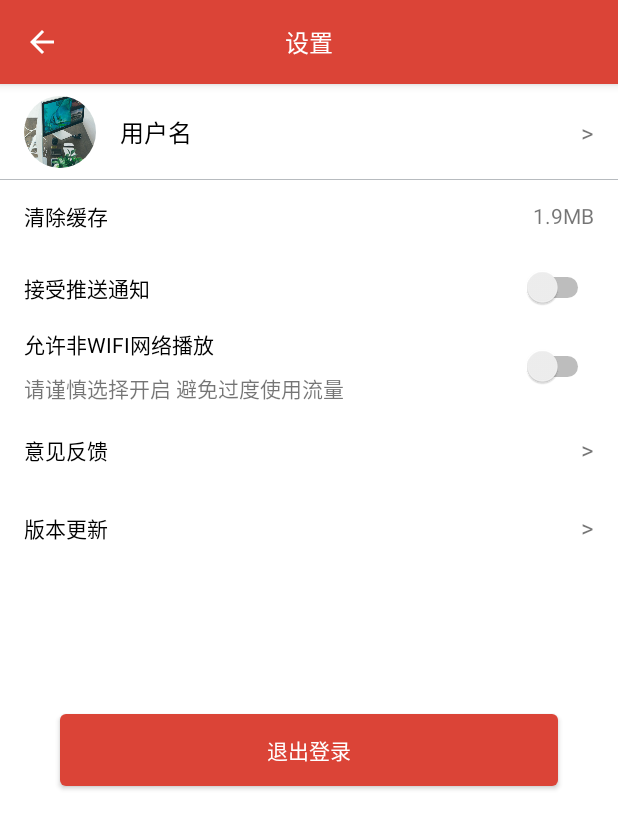
After one commit to FoxNickel/EnterpriseLearning, an Android app: the SettingsActivity screen opened directly, with no data from a screen before it, on a phone screen of 412 x 824 dp. The commit adds this screen. Shown: the top 829 px of the screen. Run offline under Robolectric (Android 15) with nearby library versions, the phone set to English and light mode, and no system bars; our stand-ins replace CircleImageView.

Commit message:
设置界面完成

```diff
--- a/app/build.gradle
+++ b/app/build.gradle
@@ -42,5 +42,6 @@ dependencies {
     compile 'com.ashokvarma.android:bottom-navigation-bar:2.0.1'
     compile 'cn.bingoogolapple:bga-banner:2.1.7'
     compile 'de.hdodenhof:circleimageview:2.1.0'
+    compile 'com.android.support:support-vector-drawable:25.3.1'
     testCompile 'junit:junit:4.12'
 }
--- a/app/src/main/AndroidManifest.xml
+++ b/app/src/main/AndroidManifest.xml
@@ -53,6 +53,10 @@
         </activity>
         <activity android:name=".NoteActivity">
         </activity>
+        <activity
+            android:name=".SettingsActivity"
+            android:theme="@style/SettingTheme">
+        </activity>
     </application>
 
 </manifest>
--- /dev/null
+++ b/app/src/main/java/cn/foxnickel/enterpriselearning/SettingsActivity.java
@@ -0,0 +1,36 @@
+package cn.foxnickel.enterpriselearning;
+
+import android.os.Bundle;
+import android.support.v7.app.ActionBar;
+import android.support.v7.app.AppCompatActivity;
+import android.support.v7.widget.Toolbar;
+import android.view.View;
+
+public class SettingsActivity extends AppCompatActivity {
+
+    private Toolbar mToolbar;
+
+    @Override
+    protected void onCreate(Bundle savedInstanceState) {
+        super.onCreate(savedInstanceState);
+        setContentView(R.layout.activity_settings);
+
+        initView();
+    }
+
+    private void initView() {
+
+        mToolbar = (Toolbar) findViewById(R.id.toolbar);
+        setSupportActionBar(mToolbar);
+        ActionBar actionBar = getSupportActionBar();
+        actionBar.setDisplayHomeAsUpEnabled(true);
+        actionBar.setDisplayShowTitleEnabled(false);
+        mToolbar.setNavigationOnClickListener(new View.OnClickListener() {
+            @Override
+            public void onClick(View v) {
+                finish();
+            }
+        });
+
+    }
+}
--- a/app/src/main/java/cn/foxnickel/enterpriselearning/fragment/ProfileFragment.java
+++ b/app/src/main/java/cn/foxnickel/enterpriselearning/fragment/ProfileFragment.java
@@ -1,6 +1,7 @@
 package cn.foxnickel.enterpriselearning.fragment;
 
 
+import android.content.Intent;
 import android.os.Bundle;
 import android.support.v4.app.Fragment;
 import android.view.LayoutInflater;
@@ -8,13 +9,15 @@ import android.view.View;
 import android.view.ViewGroup;
 
 import cn.foxnickel.enterpriselearning.R;
+import cn.foxnickel.enterpriselearning.SettingsActivity;
 
 /**
  * A simple {@link Fragment} subclass.
  */
-public class ProfileFragment extends Fragment {
+public class ProfileFragment extends Fragment implements View.OnClickListener {
 
     private View mRootView;
+    private View mSettingView;
 
     public ProfileFragment() {
         // Required empty public constructor
@@ -29,7 +32,21 @@ public class ProfileFragment extends Fragment {
     public View onCreateView(LayoutInflater inflater, ViewGroup container,
                              Bundle savedInstanceState) {
         mRootView = inflater.inflate(R.layout.fragment_profile, container, false);
+        initView();
         return mRootView;
     }
 
+    private void initView() {
+        mSettingView = mRootView.findViewById(R.id.layout_setting);
+        mSettingView.setOnClickListener(this);
+    }
+
+    @Override
+    public void onClick(View v) {
+        switch (v.getId()) {
+            case R.id.layout_setting:
+                startActivity(new Intent(getContext(), SettingsActivity.class));
+                break;
+        }
+    }
 }
--- /dev/null
+++ b/app/src/main/res/drawable-mdpi-v21/ripple_white_gray_border.xml
@@ -0,0 +1,5 @@
+<?xml version="1.0" encoding="utf-8"?>
+<ripple xmlns:android="http://schemas.android.com/apk/res/android"
+        android:color="@android:color/darker_gray">
+    <item android:drawable="@drawable/shape_reactangle_white"/>
+</ripple>
--- /dev/null
+++ b/app/src/main/res/drawable-mdpi/ripple_white_gray_border.xml
@@ -0,0 +1,5 @@
+<?xml version="1.0" encoding="utf-8"?>
+<ripple xmlns:android="http://schemas.android.com/apk/res/android"
+        android:color="@android:color/darker_gray">
+    <item android:drawable="@drawable/shape_reactangle_white"/>
+</ripple>
--- /dev/null
+++ b/app/src/main/res/drawable-mdpi/shape_reactangle_white.xml
@@ -0,0 +1,9 @@
+<?xml version="1.0" encoding="utf-8"?>
+<shape xmlns:android="http://schemas.android.com/apk/res/android"
+       android:shape="rectangle">
+    <solid android:color="@android:color/white"/>
+    <stroke
+        android:color="@color/gray"
+        android:width="0.5dp"/>
+    <corners android:radius="4dp"/>
+</shape>
--- /dev/null
+++ b/app/src/main/res/drawable-v21/ripple_white.xml
@@ -0,0 +1,5 @@
+<?xml version="1.0" encoding="utf-8"?>
+<ripple xmlns:android="http://schemas.android.com/apk/res/android"
+        android:color="@android:color/darker_gray">
+    <item android:drawable="@android:color/white"/>
+</ripple>
--- /dev/null
+++ b/app/src/main/res/layout/activity_settings.xml
@@ -0,0 +1,247 @@
+<?xml version="1.0" encoding="utf-8"?>
+<LinearLayout
+    xmlns:android="http://schemas.android.com/apk/res/android"
+    xmlns:app="http://schemas.android.com/apk/res-auto"
+    xmlns:tools="http://schemas.android.com/tools"
+    android:layout_width="match_parent"
+    android:layout_height="match_parent"
+    android:background="@android:color/white"
+    android:orientation="vertical"
+    tools:context="cn.foxnickel.enterpriselearning.SettingsActivity">
+
+    <android.support.design.widget.AppBarLayout
+        android:id="@+id/appBarLayout"
+        android:layout_width="match_parent"
+        android:layout_height="wrap_content"
+        app:layout_constraintLeft_toLeftOf="parent"
+        app:layout_constraintRight_toRightOf="parent"
+        app:layout_constraintTop_toTopOf="parent">
+
+        <android.support.v7.widget.Toolbar
+            android:id="@+id/toolbar"
+            android:layout_width="match_parent"
+            android:layout_height="?attr/actionBarSize"
+            android:background="@color/colorPrimary"
+            app:popupTheme="@style/ThemeOverlay.AppCompat.Light"
+            app:theme="@style/ThemeOverlay.AppCompat.Dark.ActionBar">
+
+            <TextView
+                android:layout_width="wrap_content"
+                android:layout_height="wrap_content"
+                android:layout_gravity="center"
+                android:text="@string/setting"
+                android:textColor="@android:color/white"
+                android:textSize="16sp"/>
+        </android.support.v7.widget.Toolbar>
+    </android.support.design.widget.AppBarLayout>
+
+    <android.support.constraint.ConstraintLayout
+        android:layout_width="match_parent"
+        android:layout_height="64dp"
+        tools:layout_editor_absoluteX="8dp"
+        tools:layout_editor_absoluteY="0dp">
+
+        <TextView
+            android:id="@+id/textView7"
+            android:layout_width="wrap_content"
+            android:layout_height="wrap_content"
+            android:layout_marginRight="16dp"
+            android:text="@string/arrow"
+            android:textSize="16sp"
+            app:layout_constraintBottom_toBottomOf="parent"
+            app:layout_constraintRight_toRightOf="parent"
+            app:layout_constraintTop_toTopOf="parent"
+            android:layout_marginEnd="16dp"/>
+
+        <TextView
+            android:id="@+id/tv_username"
+            android:layout_width="wrap_content"
+            android:layout_height="wrap_content"
+            android:layout_marginLeft="16dp"
+            android:text="用户名"
+            android:textColor="@android:color/black"
+            android:textSize="16sp"
+            app:layout_constraintBottom_toBottomOf="parent"
+            app:layout_constraintLeft_toRightOf="@+id/circleImageView2"
+            app:layout_constraintTop_toTopOf="parent"
+            android:layout_marginStart="16dp"/>
+
+        <de.hdodenhof.circleimageview.CircleImageView
+            android:id="@+id/circleImageView2"
+            android:layout_width="48dp"
+            android:layout_height="48dp"
+            android:layout_marginLeft="16dp"
+            android:src="@drawable/login_bg2"
+            app:layout_constraintBottom_toBottomOf="parent"
+            app:layout_constraintLeft_toLeftOf="parent"
+            app:layout_constraintTop_toTopOf="parent"
+            android:layout_marginStart="16dp"/>
+
+        <View
+            android:layout_width="0dp"
+            android:layout_height="0.3dp"
+            android:background="@color/gray"
+            app:layout_constraintBottom_toBottomOf="parent"
+            app:layout_constraintLeft_toLeftOf="parent"
+            app:layout_constraintRight_toRightOf="parent"/>
+
+    </android.support.constraint.ConstraintLayout>
+
+    <LinearLayout
+        android:layout_width="match_parent"
+        android:layout_height="48dp"
+        android:orientation="horizontal">
+
+        <TextView
+            android:layout_width="wrap_content"
+            android:layout_height="wrap_content"
+            android:layout_gravity="center_vertical"
+            android:layout_marginLeft="16dp"
+            android:layout_marginStart="16dp"
+            android:text="@string/clear_cache"
+            android:textColor="@android:color/black"/>
+
+        <TextView
+            android:layout_width="match_parent"
+            android:layout_height="wrap_content"
+            android:layout_gravity="center_vertical"
+            android:gravity="end"
+            android:paddingRight="16dp"
+            android:paddingEnd="16dp"
+            android:paddingStart="16dp"
+            android:text="1.9MB"/>
+    </LinearLayout>
+
+    <LinearLayout
+        android:layout_width="match_parent"
+        android:layout_height="48dp"
+        android:orientation="horizontal">
+
+        <TextView
+            android:layout_width="wrap_content"
+            android:layout_height="wrap_content"
+            android:layout_gravity="center_vertical"
+            android:layout_marginLeft="16dp"
+            android:layout_marginStart="16dp"
+            android:text="@string/receive_notification"
+            android:textColor="@android:color/black"/>
+
+        <Switch
+            android:layout_width="match_parent"
+            android:layout_height="wrap_content"
+            android:layout_gravity="center_vertical"
+            android:paddingRight="16dp"
+            android:paddingEnd="16dp"
+            android:paddingStart="16dp"/>
+    </LinearLayout>
+
+    <android.support.constraint.ConstraintLayout
+        android:layout_width="match_parent"
+        android:layout_height="56dp"
+        android:orientation="horizontal">
+
+        <TextView
+            android:id="@+id/textView8"
+            android:layout_width="wrap_content"
+            android:layout_height="wrap_content"
+            android:layout_marginLeft="16dp"
+            android:layout_marginStart="16dp"
+            android:layout_marginTop="4dp"
+            android:text="@string/notice"
+            app:layout_constraintLeft_toLeftOf="parent"
+            app:layout_constraintTop_toTopOf="@+id/guideline10"/>
+
+        <TextView
+            android:layout_width="wrap_content"
+            android:layout_height="wrap_content"
+            android:text="@string/wifi"
+            android:textColor="@android:color/black"
+            android:layout_marginBottom="4dp"
+            app:layout_constraintBottom_toTopOf="@+id/guideline10"
+            android:layout_marginLeft="16dp"
+            android:layout_marginStart="16dp"
+            app:layout_constraintLeft_toLeftOf="parent"/>
+
+        <Switch
+            android:layout_width="0dp"
+            android:layout_height="wrap_content"
+            app:layout_constraintTop_toTopOf="parent"
+            android:layout_marginTop="8dp"
+            app:layout_constraintBottom_toBottomOf="parent"
+            android:layout_marginBottom="8dp"
+            android:layout_marginRight="16dp"
+            android:layout_marginEnd="16dp"
+            app:layout_constraintRight_toRightOf="parent"/>
+
+        <android.support.constraint.Guideline
+            android:layout_width="wrap_content"
+            android:layout_height="wrap_content"
+            android:id="@+id/guideline10"
+            android:orientation="horizontal"
+            app:layout_constraintGuide_percent="0.5"/>
+
+    </android.support.constraint.ConstraintLayout>
+
+    <LinearLayout
+        android:layout_width="match_parent"
+        android:layout_height="56dp"
+        android:orientation="horizontal">
+
+        <TextView
+            android:layout_width="wrap_content"
+            android:layout_height="wrap_content"
+            android:layout_gravity="center_vertical"
+            android:layout_marginLeft="16dp"
+            android:layout_marginStart="16dp"
+            android:text="@string/feedback"
+            android:textColor="@android:color/black"/>
+
+        <TextView
+            android:layout_width="match_parent"
+            android:layout_height="wrap_content"
+            android:layout_gravity="center_vertical"
+            android:gravity="end"
+            android:paddingRight="16dp"
+            android:paddingEnd="16dp"
+            android:paddingStart="16dp"
+            android:text="@string/arrow"
+            android:textSize="16sp"/>
+    </LinearLayout>
+
+    <LinearLayout
+        android:layout_width="match_parent"
+        android:layout_height="48dp"
+        android:orientation="horizontal">
+
+        <TextView
+            android:layout_width="wrap_content"
+            android:layout_height="wrap_content"
+            android:layout_gravity="center_vertical"
+            android:layout_marginLeft="16dp"
+            android:layout_marginStart="16dp"
+            android:text="@string/version_update"
+            android:textColor="@android:color/black"/>
+
+        <TextView
+            android:layout_width="match_parent"
+            android:layout_height="wrap_content"
+            android:layout_gravity="center_vertical"
+            android:gravity="end"
+            android:paddingRight="16dp"
+            android:paddingEnd="16dp"
+            android:paddingStart="16dp"
+            android:text="@string/arrow"
+            android:textSize="16sp"/>
+    </LinearLayout>
+
+    <Button
+        android:layout_width="match_parent"
+        android:layout_height="wrap_content"
+        android:text="@string/logout"
+        android:background="@drawable/ripple_button_red"
+        android:textColor="@android:color/white"
+        android:layout_marginTop="100dp"
+        android:layout_marginLeft="40dp"
+        android:layout_marginRight="40dp"/>
+
+</LinearLayout>
--- a/app/src/main/res/layout/fragment_profile.xml
+++ b/app/src/main/res/layout/fragment_profile.xml
@@ -167,7 +167,9 @@
 
             <android.support.constraint.ConstraintLayout
                 android:layout_width="match_parent"
-                android:layout_height="wrap_content">
+                android:layout_height="wrap_content"
+                android:id="@+id/layout_my_task"
+                android:background="@drawable/ripple_white">
 
                 <TextView
                     android:layout_width="wrap_content"
@@ -207,7 +209,9 @@
 
             <android.support.constraint.ConstraintLayout
                 android:layout_width="match_parent"
-                android:layout_height="wrap_content">
+                android:layout_height="wrap_content"
+                android:id="@+id/layout_my_plan"
+                android:background="@drawable/ripple_white">
 
                 <TextView
                     android:layout_width="wrap_content"
@@ -247,7 +251,9 @@
 
             <android.support.constraint.ConstraintLayout
                 android:layout_width="match_parent"
-                android:layout_height="wrap_content">
+                android:layout_height="wrap_content"
+                android:id="@+id/layout_my_training"
+                android:background="@drawable/ripple_white">
 
                 <TextView
                     android:layout_width="wrap_content"
@@ -286,8 +292,10 @@
             </android.support.constraint.ConstraintLayout>
 
             <android.support.constraint.ConstraintLayout
+                android:id="@+id/layout_my_note"
                 android:layout_width="match_parent"
-                android:layout_height="wrap_content">
+                android:layout_height="wrap_content"
+                android:background="@drawable/ripple_white">
 
                 <TextView
                     android:layout_width="wrap_content"
@@ -328,10 +336,11 @@
         </LinearLayout>
 
         <android.support.constraint.ConstraintLayout
+            android:id="@+id/layout_setting"
             android:layout_width="match_parent"
             android:layout_height="wrap_content"
             android:layout_marginTop="8dp"
-            android:background="@android:color/white">
+            android:background="@drawable/ripple_white">
 
             <TextView
                 android:layout_width="wrap_content"
--- a/app/src/main/res/values/strings.xml
+++ b/app/src/main/res/values/strings.xml
@@ -55,4 +55,11 @@
     <string name="more_detail">更多详情请下载附件：</string>
     <string name="click_to_download">点击下载</string>
     <string name="expand">展开</string>
+    <string name="clear_cache">清除缓存</string>
+    <string name="receive_notification">接受推送通知</string>
+    <string name="notice">请谨慎选择开启 避免过度使用流量</string>
+    <string name="wifi">允许非WIFI网络播放</string>
+    <string name="feedback">意见反馈</string>
+    <string name="version_update">版本更新</string>
+    <string name="logout">退出登录</string>
 </resources>
--- a/app/src/main/res/values/styles.xml
+++ b/app/src/main/res/values/styles.xml
@@ -17,4 +17,13 @@
 
     </style>
 
+    <style name="SettingTheme" parent="Theme.AppCompat.Light.DarkActionBar">
+        <!-- Customize your theme here. -->
+        <item name="colorPrimary">@color/colorPrimary</item>
+        <item name="colorPrimaryDark">@color/colorPrimaryDark</item>
+        <item name="colorAccent">@color/colorPrimary</item>
+        <item name="windowNoTitle">true</item>
+        <item name="windowActionBar">false</item>
+    </style>
+
 </resources>
```
